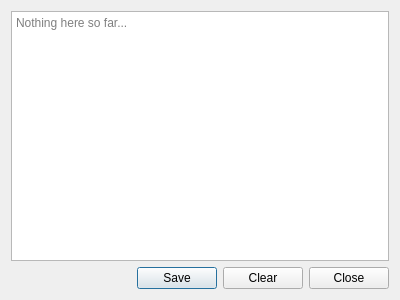
This is botfather/gui/log_dialog.ui in botfatherio/botfather as Qt 5 draws it before an edit. The edited form follows.
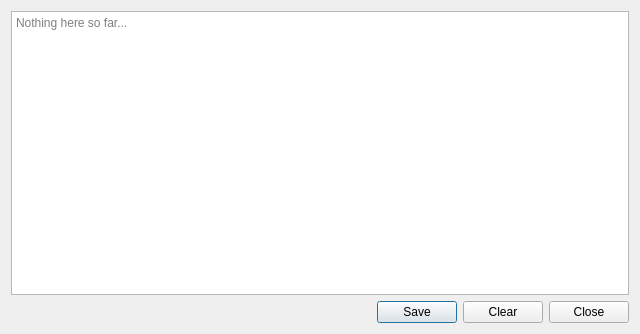
This is the edited form.

Commit message: Enlarges the log dialogs default size

What changed in the file:
```diff
--- a/botfather/gui/log_dialog.ui
+++ b/botfather/gui/log_dialog.ui
@@ -6,8 +6,8 @@
    <rect>
     <x>0</x>
     <y>0</y>
-    <width>400</width>
-    <height>300</height>
+    <width>640</width>
+    <height>334</height>
    </rect>
   </property>
   <property name="windowTitle">
```
